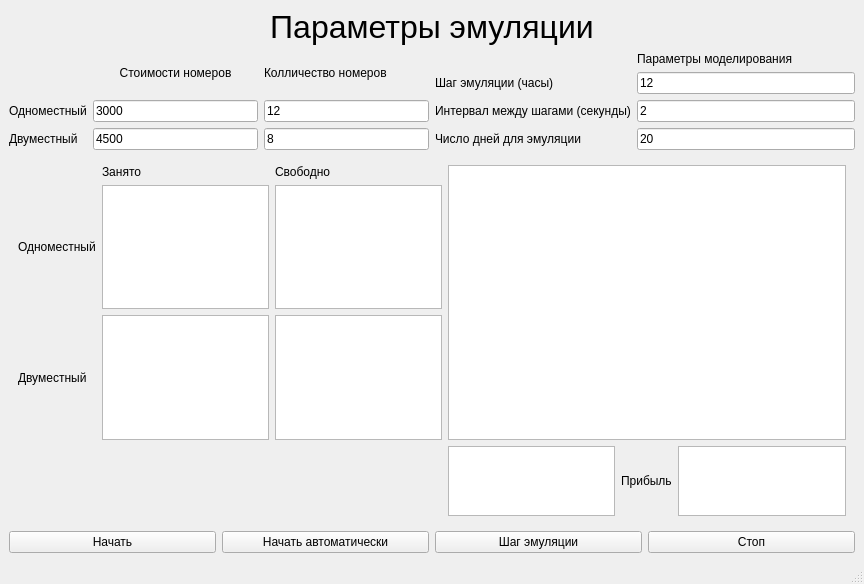
Before: the Qt Designer form start_window.ui in sereja589/booking_system, drawn with Qt 5.
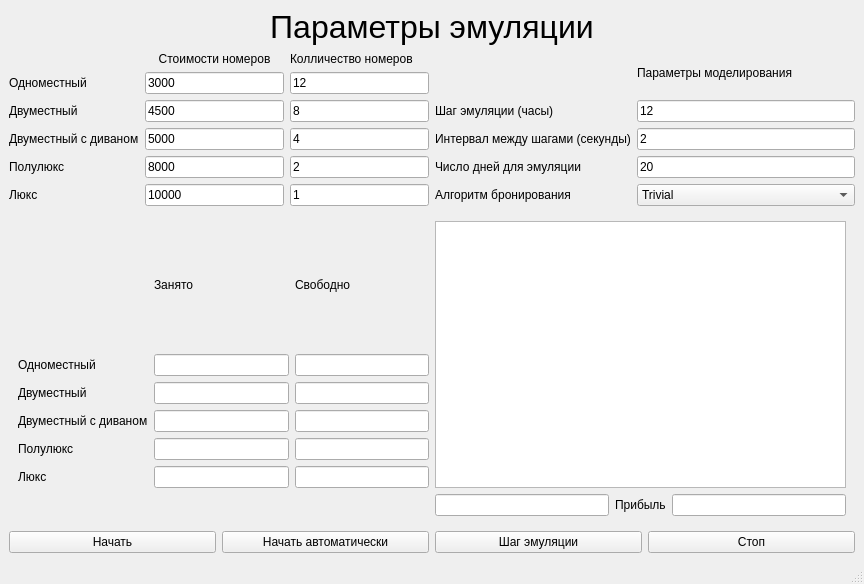
After: the same form once the commit is applied.

Commit message: Add more room types, change ui

```diff
--- a/start_window.ui
+++ b/start_window.ui
@@ -35,27 +35,6 @@
      <layout class="QHBoxLayout" name="horizontalLayout_2">
       <item>
        <layout class="QGridLayout" name="gridLayout">
-        <item row="2" column="1">
-         <widget class="QLineEdit" name="SingleRoomCost">
-          <property name="text">
-           <string>3000</string>
-          </property>
-         </widget>
-        </item>
-        <item row="4" column="2">
-         <widget class="QLineEdit" name="DoubleRoomCount">
-          <property name="text">
-           <string>8</string>
-          </property>
-         </widget>
-        </item>
-        <item row="4" column="1">
-         <widget class="QLineEdit" name="DoubleRoomCost">
-          <property name="text">
-           <string>4500</string>
-          </property>
-         </widget>
-        </item>
         <item row="2" column="2">
          <widget class="QLineEdit" name="SingleRoomCount">
           <property name="text">
@@ -63,13 +42,6 @@
           </property>
          </widget>
         </item>
-        <item row="2" column="0">
-         <widget class="QLabel" name="label_3">
-          <property name="text">
-           <string>Одноместный</string>
-          </property>
-         </widget>
-        </item>
         <item row="0" column="1">
          <widget class="QLabel" name="label_2">
           <property name="text">
@@ -80,6 +52,55 @@
           </property>
          </widget>
         </item>
+        <item row="5" column="1">
+         <widget class="QLineEdit" name="DoubleWithSofaRoomCost">
+          <property name="text">
+           <string>5000</string>
+          </property>
+         </widget>
+        </item>
+        <item row="5" column="2">
+         <widget class="QLineEdit" name="DoubleWithSofaRoomCount">
+          <property name="text">
+           <string>4</string>
+          </property>
+         </widget>
+        </item>
+        <item row="5" column="0">
+         <widget class="QLabel" name="label_15">
+          <property name="text">
+           <string>Двуместный с диваном</string>
+          </property>
+         </widget>
+        </item>
+        <item row="2" column="1">
+         <widget class="QLineEdit" name="SingleRoomCost">
+          <property name="text">
+           <string>3000</string>
+          </property>
+         </widget>
+        </item>
+        <item row="2" column="0">
+         <widget class="QLabel" name="label_3">
+          <property name="text">
+           <string>Одноместный</string>
+          </property>
+         </widget>
+        </item>
+        <item row="6" column="0">
+         <widget class="QLabel" name="label_16">
+          <property name="text">
+           <string>Полулюкс</string>
+          </property>
+         </widget>
+        </item>
+        <item row="6" column="2">
+         <widget class="QLineEdit" name="HalfLuxRoomCount">
+          <property name="text">
+           <string>2</string>
+          </property>
+         </widget>
+        </item>
         <item row="4" column="0">
          <widget class="QLabel" name="label_4">
           <property name="text">
@@ -87,6 +108,20 @@
           </property>
          </widget>
         </item>
+        <item row="4" column="2">
+         <widget class="QLineEdit" name="DoubleRoomCount">
+          <property name="text">
+           <string>8</string>
+          </property>
+         </widget>
+        </item>
+        <item row="4" column="1">
+         <widget class="QLineEdit" name="DoubleRoomCost">
+          <property name="text">
+           <string>4500</string>
+          </property>
+         </widget>
+        </item>
         <item row="0" column="2">
          <widget class="QLabel" name="label_6">
           <property name="text">
@@ -94,6 +129,34 @@
           </property>
          </widget>
         </item>
+        <item row="6" column="1">
+         <widget class="QLineEdit" name="HalfLuxRoomCost">
+          <property name="text">
+           <string>8000</string>
+          </property>
+         </widget>
+        </item>
+        <item row="7" column="0">
+         <widget class="QLabel" name="label_17">
+          <property name="text">
+           <string>Люкс</string>
+          </property>
+         </widget>
+        </item>
+        <item row="7" column="1">
+         <widget class="QLineEdit" name="LuxRoomCost">
+          <property name="text">
+           <string>10000</string>
+          </property>
+         </widget>
+        </item>
+        <item row="7" column="2">
+         <widget class="QLineEdit" name="LuxRoomCount">
+          <property name="text">
+           <string>1</string>
+          </property>
+         </widget>
+        </item>
        </layout>
       </item>
       <item>
@@ -119,6 +182,13 @@
           </property>
          </widget>
         </item>
+        <item row="3" column="0">
+         <widget class="QLabel" name="label_14">
+          <property name="text">
+           <string>Число дней для эмуляции</string>
+          </property>
+         </widget>
+        </item>
         <item row="1" column="1">
          <widget class="QLineEdit" name="EmulationStep">
           <property name="text">
@@ -133,13 +203,6 @@
           </property>
          </widget>
         </item>
-        <item row="3" column="0">
-         <widget class="QLabel" name="label_14">
-          <property name="text">
-           <string>Число дней для эмуляции</string>
-          </property>
-         </widget>
-        </item>
         <item row="3" column="1">
          <widget class="QLineEdit" name="NumberOfDaysToEmulate">
           <property name="text">
@@ -147,34 +210,36 @@
           </property>
          </widget>
         </item>
+        <item row="4" column="0">
+         <widget class="QLabel" name="label_21">
+          <property name="text">
+           <string>Алгоритм бронирования</string>
+          </property>
+         </widget>
+        </item>
+        <item row="4" column="1">
+         <widget class="QComboBox" name="BookingSystemType">
+          <item>
+           <property name="text">
+            <string>Trivial</string>
+           </property>
+          </item>
+          <item>
+           <property name="text">
+            <string>Smart</string>
+           </property>
+          </item>
+         </widget>
+        </item>
        </layout>
       </item>
      </layout>
     </item>
     <item>
      <widget class="QWidget" name="widget" native="true">
-      <layout class="QGridLayout" name="gridLayout_4">
+      <layout class="QGridLayout" name="gridLayout_4" rowstretch="0,0">
        <item row="0" column="0">
         <layout class="QGridLayout" name="gridLayout_3">
-         <item row="2" column="1">
-          <widget class="QTextBrowser" name="BusyDouble"/>
-         </item>
-         <item row="0" column="2">
-          <widget class="QLabel" name="label_12">
-           <property name="text">
-            <string>Свободно</string>
-           </property>
-          </widget>
-         </item>
-         <item row="1" column="2">
-          <widget class="QTextBrowser" name="FreeSingle"/>
-         </item>
-         <item row="1" column="1">
-          <widget class="QTextBrowser" name="BusySingle"/>
-         </item>
-         <item row="2" column="2">
-          <widget class="QTextBrowser" name="FreeDouble"/>
-         </item>
          <item row="0" column="1">
           <widget class="QLabel" name="label_11">
            <property name="text">
@@ -182,6 +247,27 @@
            </property>
           </widget>
          </item>
+         <item row="0" column="2">
+          <widget class="QLabel" name="label_12">
+           <property name="text">
+            <string>Свободно</string>
+           </property>
+          </widget>
+         </item>
+         <item row="4" column="0">
+          <widget class="QLabel" name="label_19">
+           <property name="text">
+            <string>Полулюкс</string>
+           </property>
+          </widget>
+         </item>
+         <item row="3" column="0">
+          <widget class="QLabel" name="label_18">
+           <property name="text">
+            <string>Двуместный с диваном</string>
+           </property>
+          </widget>
+         </item>
          <item row="2" column="0">
           <widget class="QLabel" name="label_10">
            <property name="text">
@@ -196,6 +282,83 @@
            </property>
           </widget>
          </item>
+         <item row="5" column="0">
+          <widget class="QLabel" name="label_20">
+           <property name="text">
+            <string>Люкс</string>
+           </property>
+          </widget>
+         </item>
+         <item row="1" column="1">
+          <widget class="QLineEdit" name="BusySingle">
+           <property name="readOnly">
+            <bool>true</bool>
+           </property>
+          </widget>
+         </item>
+         <item row="1" column="2">
+          <widget class="QLineEdit" name="FreeSingle">
+           <property name="readOnly">
+            <bool>true</bool>
+           </property>
+          </widget>
+         </item>
+         <item row="2" column="1">
+          <widget class="QLineEdit" name="BusyDouble">
+           <property name="readOnly">
+            <bool>true</bool>
+           </property>
+          </widget>
+         </item>
+         <item row="2" column="2">
+          <widget class="QLineEdit" name="FreeDouble">
+           <property name="readOnly">
+            <bool>true</bool>
+           </property>
+          </widget>
+         </item>
+         <item row="3" column="1">
+          <widget class="QLineEdit" name="BusyDoubleWithSofa">
+           <property name="readOnly">
+            <bool>true</bool>
+           </property>
+          </widget>
+         </item>
+         <item row="3" column="2">
+          <widget class="QLineEdit" name="FreeDoubleWithSofa">
+           <property name="readOnly">
+            <bool>true</bool>
+           </property>
+          </widget>
+         </item>
+         <item row="4" column="1">
+          <widget class="QLineEdit" name="BusyHalfLux">
+           <property name="readOnly">
+            <bool>true</bool>
+           </property>
+          </widget>
+         </item>
+         <item row="4" column="2">
+          <widget class="QLineEdit" name="FreeHalfLux">
+           <property name="readOnly">
+            <bool>true</bool>
+           </property>
+          </widget>
+         </item>
+         <item row="5" column="1">
+          <widget class="QLineEdit" name="BusyLux">
+           <property name="readOnly">
+            <bool>true</bool>
+           </property>
+          </widget>
+         </item>
+         <item row="5" column="2">
+          <widget class="QLineEdit" name="FreeLux">
+           <property name="readOnly">
+            <bool>true</bool>
+           </property>
+          </widget>
+         </item>
         </layout>
        </item>
        <item row="0" column="1">
@@ -204,7 +367,11 @@
        <item row="1" column="1">
         <layout class="QHBoxLayout" name="horizontalLayout_3">
          <item>
-          <widget class="QTextBrowser" name="CurrentTime"/>
+          <widget class="QLineEdit" name="CurrentTime">
+           <property name="readOnly">
+            <bool>true</bool>
+           </property>
+          </widget>
          </item>
          <item>
           <widget class="QLabel" name="label_8">
@@ -214,7 +381,11 @@
           </widget>
          </item>
          <item>
-          <widget class="QTextBrowser" name="TotalHotelProfit"/>
+          <widget class="QLineEdit" name="TotalHotelProfit">
+           <property name="readOnly">
+            <bool>true</bool>
+           </property>
+          </widget>
          </item>
         </layout>
        </item>
```
The commit also changes 4 other files.
